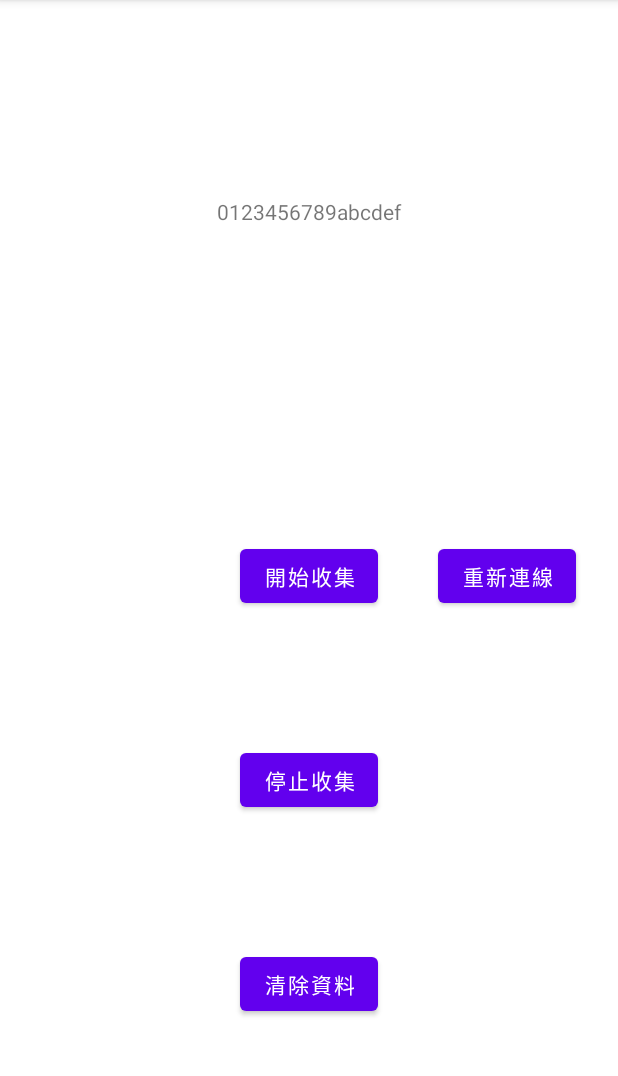
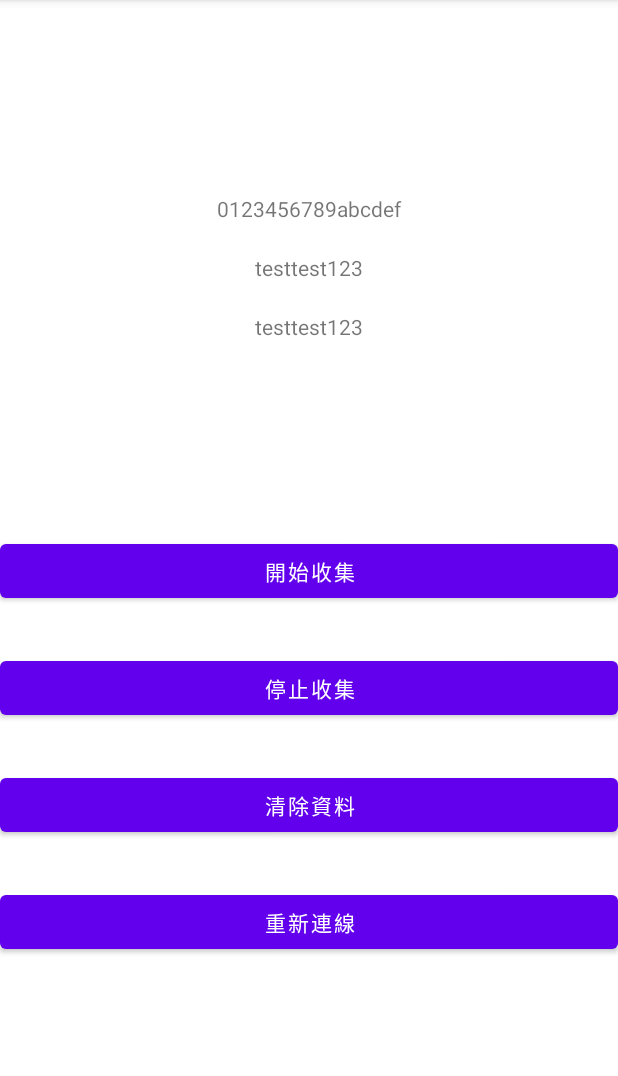
Before and after one commit to shadow9heaven/gps-background-test, an Android app: the screen it shows after launch (MainActivity), on a phone screen of 412 x 824 dp, the part 84-1160 px from its top. Run offline under Robolectric (Android 15) with nearby library versions, the phone set to English and light mode, and no system bars; our stand-ins replace data binding.

```diff
--- a/app/src/main/java/com/example/gps_foreground_test/MainActivity.kt
+++ b/app/src/main/java/com/example/gps_foreground_test/MainActivity.kt
@@ -24,17 +24,36 @@ import androidx.appcompat.app.AppCompatActivity
 import androidx.core.app.ActivityCompat
 import kotlinx.coroutines.CoroutineScope
 import kotlinx.coroutines.GlobalScope
+import kotlinx.coroutines.Runnable
 import kotlinx.coroutines.launch
 
 
 var closed_By_User: Boolean = false
 
 class MainActivity : AppCompatActivity(), View.OnClickListener {
-    var apitext = ""
-    var wstext = ""
-
+    var apitext = "testtest123"
+    var wstext = "testtest123"
+    lateinit var receiver: MainReceiver
     var oldColor: Int = Color.BLACK
-
+    var uiHandler: Handler = Handler()
+    var uiRunnable: Runnable = object : Runnable {
+        override fun run() {
+            ///update UI
+            if (apitext != receiver.apitext
+                || wstext != receiver.wstext
+            ) {
+                apitext = receiver.apitext
+                wstext = receiver.wstext
+                runOnUiThread {
+                    val tv_apiresponse = findViewById<TextView>(R.id.tv_apiresponse)
+                    val tv_websocket = findViewById<TextView>(R.id.tv_WebSocket)
+                    tv_apiresponse.text = apitext
+                    tv_websocket.text = wstext
+                }
+            }
+            uiHandler.postDelayed(this, 1000L)
+        }
+    }
     lateinit var locationManager: LocationManager
 
     @RequiresApi(Build.VERSION_CODES.R)
@@ -110,11 +129,13 @@ class MainActivity : AppCompatActivity(), View.OnClickListener {
         tv_id.text = Settings.Secure.getString(contentResolver, Settings.Secure.ANDROID_ID)
     }
 
-    private fun startReceiver(){
-        val receiver = MainReceiver()
+    private fun startReceiver() {
+        receiver = MainReceiver()
+
         val filter = IntentFilter()
         filter.addAction("com.example.gps_foreground_test.LocationUpdateService")
         this@MainActivity.registerReceiver(receiver, filter)
+        uiHandler.postDelayed(uiRunnable, 1000)
     }
 
     @SuppressLint("BatteryLife")
@@ -175,9 +196,13 @@ class MainActivity : AppCompatActivity(), View.OnClickListener {
             }
         }
     }
+
+
     private fun stopServices() {
         val serviceIntent = Intent(this, LocationUpdateService::class.java)
         stopService(serviceIntent)
+        @RequiresApi(Build.VERSION_CODES.Q)
+        if(uiHandler.hasCallbacks(uiRunnable))uiHandler.removeCallbacks(uiRunnable)
     }
 
     private fun isMyServiceRunning(serviceClass: Class<*>): Boolean {
@@ -189,10 +214,6 @@ class MainActivity : AppCompatActivity(), View.OnClickListener {
         }
         return false
     }
-
-
-
-
 
 
     fun clickgetlocation(view: View) {
@@ -223,30 +244,32 @@ class MainActivity : AppCompatActivity(), View.OnClickListener {
         stopServices()
     }
 
-    fun clickreconnect(view: View) {}
+    fun clickreconnect(view: View) {
 
-    fun clickclear(view: View) {}
+    }
+
+    fun clickclear(view: View) {
+
+    }
+
+
     override fun onClick(v: View?) {
-        Log.e("onClick",v?.id.toString() )
-        when(v?.id){
+        when (v?.id) {
 
         }
     }
-
-
 }
 
-
 open class MainReceiver : BroadcastReceiver() {
+    var wstext = "testtest123"
+    var apitext = "testtest123"
 
     override fun onReceive(context: Context, intent: Intent) {
         val bundle = intent.extras
-        //val broadcastType = bundle!!.getString("broadcastType")
-
-        val apitext = bundle!!.getString("apiText")
-        val wstext = bundle!!.getString("wsText")
-        apitext?.let { Log.e("receiver api", it) }
-        wstext?.let { Log.e("receiver ws", it) }
+        apitext = bundle!!.getString("apiText")!!
+        wstext = bundle.getString("wsText")!!
+        Log.e("receiver api", apitext)
+        Log.e("receiver ws", wstext)
 
     }
 }
--- a/app/src/main/res/layout/activity_main.xml
+++ b/app/src/main/res/layout/activity_main.xml
@@ -3,10 +3,7 @@
     xmlns:app="http://schemas.android.com/apk/res-auto"
     >
     <data>
-        <variable
-            name="locationService"
-            type="com.example.gps_foreground_test.LocationUpdateService"
-            />
+
         <variable
             name="mainActivity"
             type="com.example.gps_foreground_test.MainActivity"
@@ -21,10 +18,11 @@
         >
 
         <LinearLayout
+            android:id = "@+id/ll_textview"
             android:layout_width="match_parent"
             android:layout_height="wrap_content"
             android:orientation="vertical"
-            app:layout_constraintBottom_toTopOf="@id/bt_connect"
+            app:layout_constraintBottom_toTopOf="@id/ll_buttons"
             app:layout_constraintEnd_toEndOf="parent"
             app:layout_constraintStart_toStartOf="parent"
             app:layout_constraintTop_toTopOf="parent">
@@ -52,58 +50,49 @@
                 android:layout_height="wrap_content"
                 android:gravity="center"
                 android:text="@{mainActivity.apitext}"/>
-
         </LinearLayout>
-
+        <LinearLayout
+            android:id = "@+id/ll_buttons"
+            android:layout_width="match_parent"
+            android:layout_height="wrap_content"
+            android:orientation="vertical"
+            app:layout_constraintBottom_toBottomOf="parent"
+            app:layout_constraintEnd_toEndOf="parent"
+            app:layout_constraintStart_toStartOf="parent"
+            app:layout_constraintTop_toBottomOf="@id/ll_textview"
+            >
             <Button
                 android:id="@+id/bt_connect"
-            android:layout_width="wrap_content"
+                android:layout_width="match_parent"
                 android:layout_height="wrap_content"
                 android:text="@string/start_collect"
                 android:onClick="clickgetlocation"
-            app:layout_constraintBottom_toBottomOf="parent"
-            app:layout_constraintEnd_toEndOf="parent"
-            app:layout_constraintStart_toStartOf="parent"
-            app:layout_constraintTop_toTopOf="parent"
-
+                android:layout_marginBottom="30dp"
+                />
+            <Button
+                android:id="@+id/bt_close"
+                android:layout_width="match_parent"
+                android:layout_height="wrap_content"
+                android:text="@string/stop_collect"
+                android:onClick="clickstop"
+                android:layout_marginBottom="30dp"
                 />
 
             <Button
-            android:id="@+id/bt_reconnet"
-            android:layout_width="wrap_content"
-            android:layout_height="wrap_content"
-            android:layout_marginStart="40dp"
-            android:text="@string/reconnect"
-            android:onClick="clickreconnect"
-            app:layout_constraintBottom_toBottomOf="parent"
-            app:layout_constraintStart_toEndOf="@id/bt_connect"
-            app:layout_constraintTop_toTopOf="parent"
-
-            />
-
-        <Button
-
-            android:id="@+id/bt_close"
-            android:layout_width="wrap_content"
-            android:layout_height="wrap_content"
-            android:text="@string/stop_collect"
-            android:onClick="clickstop"
-            app:layout_constraintBottom_toTopOf="@id/bt_clear"
-            app:layout_constraintEnd_toEndOf="parent"
-            app:layout_constraintStart_toStartOf="parent"
-            app:layout_constraintTop_toBottomOf="@id/bt_connect" />
-
-        <Button
                 android:id="@+id/bt_clear"
-            android:layout_width="wrap_content"
+                android:layout_width="match_parent"
                 android:layout_height="wrap_content"
                 android:text="清除資料"
                 android:onClick="clickclear"
-            app:layout_constraintBottom_toBottomOf="parent"
-            app:layout_constraintEnd_toEndOf="parent"
-            app:layout_constraintStart_toStartOf="parent"
-            app:layout_constraintTop_toBottomOf="@id/bt_close" />
-
-
+                android:layout_marginBottom="30dp"
+                />
+            <Button
+                android:id="@+id/bt_reconnet"
+                android:layout_width="match_parent"
+                android:layout_height="wrap_content"
+                android:text="@string/reconnect"
+                android:onClick="clickreconnect"
+                />
+        </LinearLayout>
     </androidx.constraintlayout.widget.ConstraintLayout>
 </layout>
```
Lines whose indentation alone changed are shown as unchanged.
